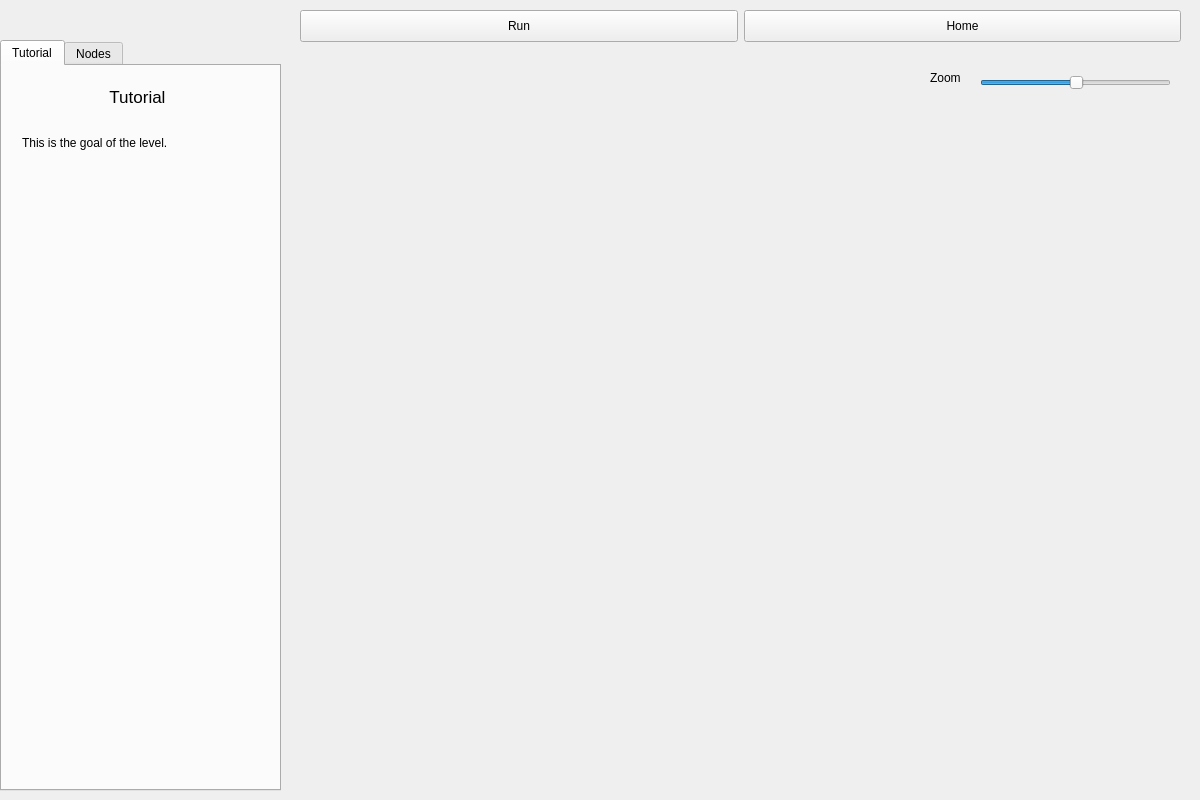
This is levelscreen.ui in tate8/digital-circuit-design as Qt 5 draws it before an edit. The edited form follows.
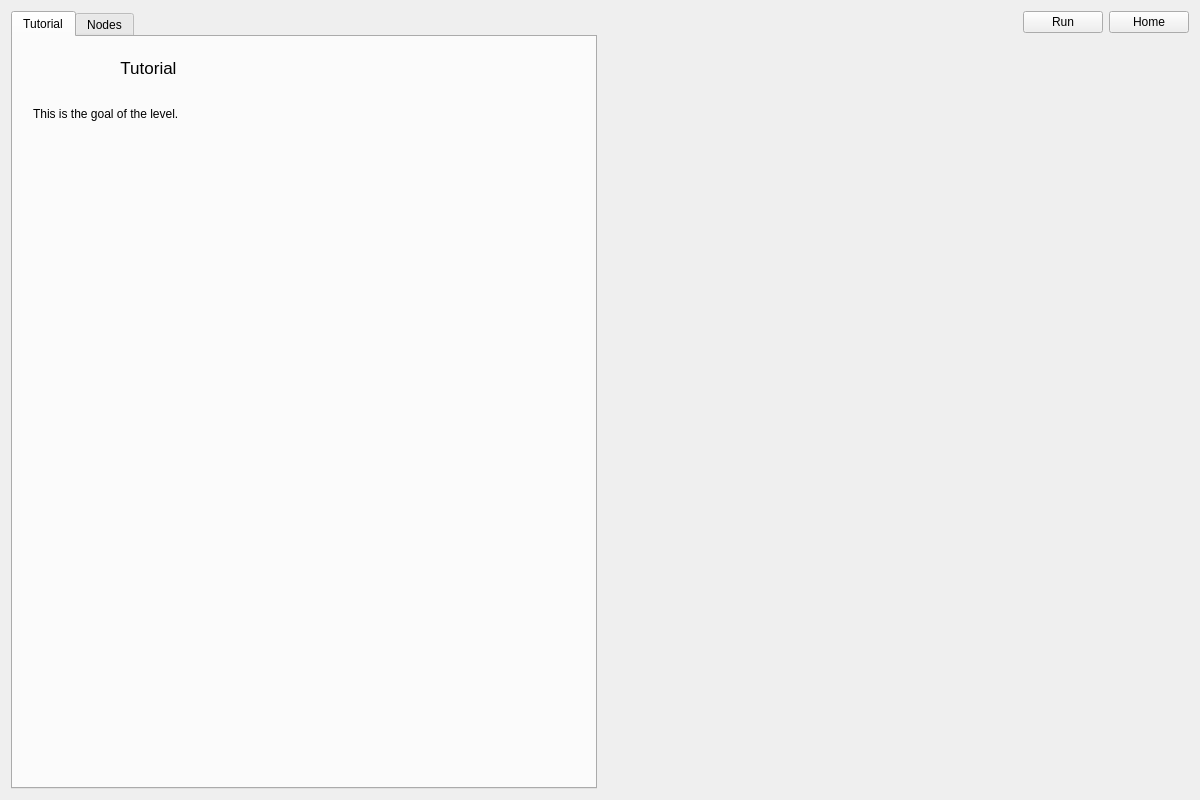
This is the edited form. Custom widgets are drawn as their Qt base class.

Commit message: Fixed levels ui scaling

```diff
--- a/levelscreen.ui
+++ b/levelscreen.ui
@@ -28,136 +28,14 @@
   <property name="styleSheet">
    <string notr="true"/>
   </property>
-  <widget class="CircuitCanvas" name="circuitCanvas" native="true">
-   <property name="geometry">
-    <rect>
-     <x>300</x>
-     <y>60</y>
-     <width>881</width>
-     <height>721</height>
-    </rect>
-   </property>
-   <property name="sizePolicy">
-    <sizepolicy hsizetype="Expanding" vsizetype="Expanding">
-     <horstretch>0</horstretch>
-     <verstretch>0</verstretch>
-    </sizepolicy>
-   </property>
-   <property name="minimumSize">
-    <size>
-     <width>0</width>
-     <height>0</height>
-    </size>
-   </property>
-   <property name="maximumSize">
-    <size>
-     <width>16777215</width>
-     <height>16777215</height>
-    </size>
-   </property>
-   <property name="styleSheet">
-    <string notr="true"/>
-   </property>
-   <widget class="QSlider" name="zoomSlider">
-    <property name="geometry">
-     <rect>
-      <x>680</x>
-      <y>10</y>
-      <width>191</width>
-      <height>25</height>
-     </rect>
-    </property>
-    <property name="sliderPosition">
-     <number>50</number>
-    </property>
-    <property name="tracking">
-     <bool>true</bool>
-    </property>
-    <property name="orientation">
-     <enum>Qt::Horizontal</enum>
-    </property>
-    <property name="tickPosition">
-     <enum>QSlider::NoTicks</enum>
-    </property>
-   </widget>
-   <widget class="QLabel" name="label_3">
-    <property name="geometry">
-     <rect>
-      <x>630</x>
-      <y>10</y>
-      <width>41</width>
-      <height>16</height>
-     </rect>
-    </property>
-    <property name="text">
-     <string>Zoom</string>
-    </property>
-   </widget>
-  </widget>
-  <widget class="QWidget" name="layoutWidget">
-   <property name="geometry">
-    <rect>
-     <x>300</x>
-     <y>10</y>
-     <width>881</width>
-     <height>32</height>
-    </rect>
-   </property>
-   <layout class="QHBoxLayout" name="horizontalLayout">
-    <item>
-     <widget class="QPushButton" name="runButton">
-      <property name="sizePolicy">
-       <sizepolicy hsizetype="Preferred" vsizetype="Preferred">
-        <horstretch>0</horstretch>
-        <verstretch>0</verstretch>
-       </sizepolicy>
-      </property>
-      <property name="minimumSize">
-       <size>
-        <width>0</width>
-        <height>0</height>
-       </size>
-      </property>
-      <property name="styleSheet">
-       <string notr="true"/>
-      </property>
-      <property name="text">
-       <string>Run</string>
-      </property>
-     </widget>
-    </item>
-    <item>
-     <widget class="QPushButton" name="homeButton">
-      <property name="sizePolicy">
-       <sizepolicy hsizetype="Preferred" vsizetype="Preferred">
-        <horstretch>0</horstretch>
-        <verstretch>0</verstretch>
-       </sizepolicy>
-      </property>
-      <property name="minimumSize">
-       <size>
-        <width>0</width>
-        <height>0</height>
-       </size>
-      </property>
-      <property name="styleSheet">
-       <string notr="true"/>
-      </property>
-      <property name="text">
-       <string>Home</string>
-      </property>
-     </widget>
-    </item>
-   </layout>
-  </widget>
+  <layout class="QGridLayout" name="gridLayout_2">
+   <item row="0" column="0" rowspan="2">
   <widget class="QTabWidget" name="tabWidget">
-   <property name="geometry">
-    <rect>
-     <x>0</x>
-     <y>40</y>
-     <width>281</width>
-     <height>751</height>
-    </rect>
+     <property name="minimumSize">
+      <size>
+       <width>300</width>
+       <height>0</height>
+      </size>
    </property>
    <property name="currentIndex">
     <number>0</number>
@@ -413,6 +291,129 @@
     </widget>
    </widget>
   </widget>
+   </item>
+   <item row="0" column="1">
+    <layout class="QHBoxLayout" name="horizontalLayout">
+     <item>
+      <spacer name="horizontalSpacer">
+       <property name="orientation">
+        <enum>Qt::Horizontal</enum>
+       </property>
+       <property name="sizeHint" stdset="0">
+        <size>
+         <width>40</width>
+         <height>20</height>
+        </size>
+       </property>
+      </spacer>
+     </item>
+     <item>
+      <widget class="QPushButton" name="runButton">
+       <property name="sizePolicy">
+        <sizepolicy hsizetype="Preferred" vsizetype="Preferred">
+         <horstretch>0</horstretch>
+         <verstretch>0</verstretch>
+        </sizepolicy>
+       </property>
+       <property name="minimumSize">
+        <size>
+         <width>0</width>
+         <height>0</height>
+        </size>
+       </property>
+       <property name="styleSheet">
+        <string notr="true"/>
+       </property>
+       <property name="text">
+        <string>Run</string>
+       </property>
+      </widget>
+     </item>
+     <item>
+      <widget class="QPushButton" name="homeButton">
+       <property name="sizePolicy">
+        <sizepolicy hsizetype="Preferred" vsizetype="Preferred">
+         <horstretch>0</horstretch>
+         <verstretch>0</verstretch>
+        </sizepolicy>
+       </property>
+       <property name="minimumSize">
+        <size>
+         <width>0</width>
+         <height>0</height>
+        </size>
+       </property>
+       <property name="styleSheet">
+        <string notr="true"/>
+       </property>
+       <property name="text">
+        <string>Home</string>
+       </property>
+      </widget>
+     </item>
+    </layout>
+   </item>
+   <item row="1" column="1">
+    <widget class="CircuitCanvas" name="circuitCanvas" native="true">
+     <property name="sizePolicy">
+      <sizepolicy hsizetype="Expanding" vsizetype="Expanding">
+       <horstretch>0</horstretch>
+       <verstretch>0</verstretch>
+      </sizepolicy>
+     </property>
+     <property name="minimumSize">
+      <size>
+       <width>0</width>
+       <height>0</height>
+      </size>
+     </property>
+     <property name="maximumSize">
+      <size>
+       <width>16777215</width>
+       <height>16777215</height>
+      </size>
+     </property>
+     <property name="styleSheet">
+      <string notr="true"/>
+     </property>
+     <widget class="QSlider" name="zoomSlider">
+      <property name="geometry">
+       <rect>
+        <x>680</x>
+        <y>10</y>
+        <width>191</width>
+        <height>25</height>
+       </rect>
+      </property>
+      <property name="sliderPosition">
+       <number>50</number>
+      </property>
+      <property name="tracking">
+       <bool>true</bool>
+      </property>
+      <property name="orientation">
+       <enum>Qt::Horizontal</enum>
+      </property>
+      <property name="tickPosition">
+       <enum>QSlider::NoTicks</enum>
+      </property>
+     </widget>
+     <widget class="QLabel" name="label_3">
+      <property name="geometry">
+       <rect>
+        <x>630</x>
+        <y>10</y>
+        <width>41</width>
+        <height>16</height>
+       </rect>
+      </property>
+      <property name="text">
+       <string>Zoom</string>
+      </property>
+     </widget>
+    </widget>
+   </item>
+  </layout>
  </widget>
  <customwidgets>
   <customwidget>
```
Lines whose indentation alone changed are shown as unchanged.
